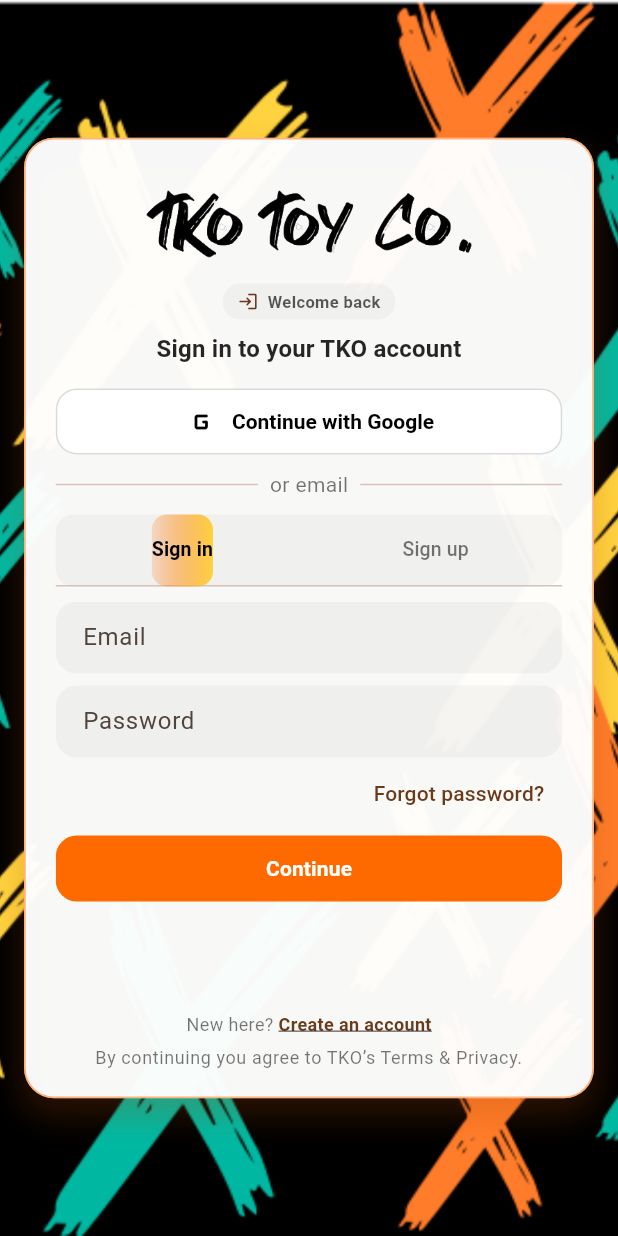
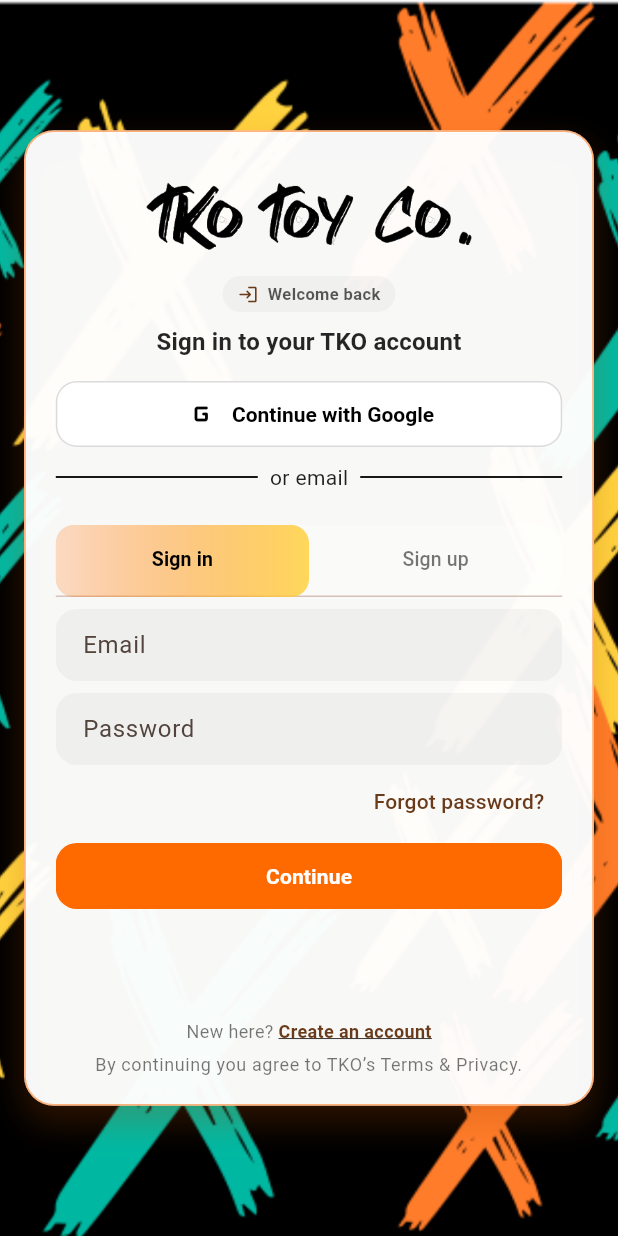
Before and after one commit to Nikenncode/tko_toy, a Flutter app: the screen it shows after launch, on a phone screen of 412 x 824 dp. Run offline on Flutter 3.47's test engine with Material 3 defaults, Android fonts, the phone set to English and light mode, and no system bars; our stand-ins replace cached_network_image, cloud_firestore, firebase_auth, firebase_core, firebase_messaging, flutter_local_notifications and 6 more; accounts and stored records are empty.

Commit message:
Part-2.2

```diff
--- a/lib/login_signup_page.dart
+++ b/lib/login_signup_page.dart
@@ -285,36 +285,54 @@ class _LoginSignupPageState extends State<LoginSignupPage>
                         // Divider
                         Row(
                           children: const [
-                            Expanded(child: Divider()),
+                            Expanded(
+                              child: Divider(
+                                color: Colors.black,
+                                thickness: 1.2,
+                              ),
+                            ),
                             SizedBox(width: 8),
                             Text(
                               'or email',
-                              style: TextStyle(color: Colors.black54),
+                              style: TextStyle(color: Colors.black87),
                             ),
                             SizedBox(width: 8),
-                            Expanded(child: Divider()),
+                            Expanded(
+                              child: Divider(
+                                color: Colors.black,
+                                thickness: 1.2,
+                              ),
+                            ),
                           ],
                         ),
+                        const SizedBox(height: 12),
+
                         const SizedBox(height: 10),
 
-                        // Tab pill
                         Container(
                           decoration: BoxDecoration(
-                            color: Colors.black.withOpacity(.03),
-                            borderRadius: BorderRadius.circular(12),
+                            color: Colors.white30,
+                            borderRadius: BorderRadius.circular(16),
+
                           ),
+
                           child: TabBar(
                             controller: _tab,
+
+                            indicatorSize: TabBarIndicatorSize.tab,
+
                             indicator: BoxDecoration(
-                              borderRadius: BorderRadius.circular(10),
+                              borderRadius: BorderRadius.circular(12),
                               gradient: LinearGradient(
                                 colors: isSignIn
-                                    ? [tkoOrange.withOpacity(.18), tkoGold]
-                                    : [tkoTeal.withOpacity(.16), tkoTeal],
+                                    ? [tkoOrange.withOpacity(.22), tkoGold.withOpacity(.85)]
+                                    : [tkoTeal.withOpacity(.22), tkoTeal],
                               ),
                             ),
-                            labelColor: Colors.black,
-                            unselectedLabelColor: Colors.black54,
+
+                            labelColor: Colors.black,            // selected text color
+                            unselectedLabelColor: Colors.black54, // non-selected tab text
+
                             labelStyle: const TextStyle(
                               fontWeight: FontWeight.w700,
                               fontSize: 13,
@@ -323,17 +341,18 @@ class _LoginSignupPageState extends State<LoginSignupPage>
                               fontWeight: FontWeight.w500,
                               fontSize: 13,
                             ),
+
                             tabs: const [
-                              Tab(text: 'Sign in'),
-                              Tab(text: 'Sign up'),
+                              Tab(text: "Sign in"),
+                              Tab(text: "Sign up"),
                             ],
                           ),
                         ),
-                        const SizedBox(height: 10),
 
-                        // Forms — SMALLER HEIGHT
+                        const SizedBox(height: 8),
+
                         SizedBox(
-                          height: 290, // was 340
+                          height: 290,
                           child: TabBarView(
                             controller: _tab,
                             children: [
```
